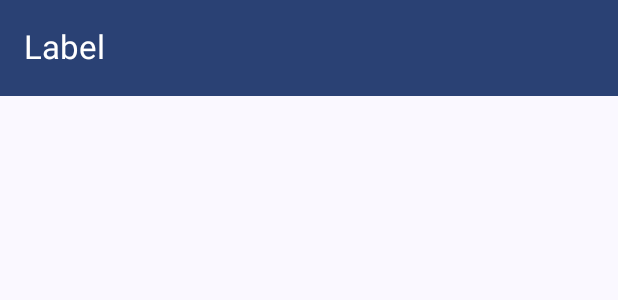
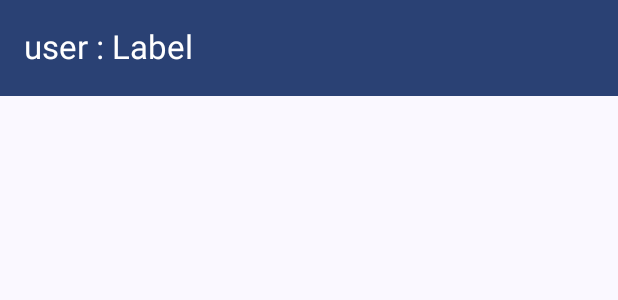
Before and after one commit to TigcalSamples/githubr, an Android app built with Jetpack Compose: the @Preview function FollowScreenPreview, on a phone screen of 412 x 824 dp. Shown: the top 300 px of the screen. Run offline under Robolectric (Android 15) with nearby library versions, the phone set to English and light mode, and no system bars; pictures from the network do not load.

Commit message:
Enhancing layout and title

```diff
--- a/app/src/main/java/com/tigcal/samples/githubr/FollowActivity.kt
+++ b/app/src/main/java/com/tigcal/samples/githubr/FollowActivity.kt
@@ -66,7 +66,7 @@ fun FollowScreen(
             TopAppBar(
                 title = {
                     Text(
-                        text = label,
+                        text = "$userName : $label",
                         color = MaterialTheme.colorScheme.onPrimary,
                     )
                 },
--- a/app/src/main/java/com/tigcal/samples/githubr/ProfileActivity.kt
+++ b/app/src/main/java/com/tigcal/samples/githubr/ProfileActivity.kt
@@ -43,6 +43,8 @@ class ProfileActivity : AppCompatActivity() {
     override fun onCreate(savedInstanceState: Bundle?) {
         super.onCreate(savedInstanceState)
         setContentView(R.layout.activity_profile)
+
+        title = ""
 
         repository = (application as GitHubrApp).gitHubRepository
         viewModel = ViewModelProvider(this, object : ViewModelProvider.Factory {
--- a/app/src/main/java/com/tigcal/samples/githubr/ui/FollowList.kt
+++ b/app/src/main/java/com/tigcal/samples/githubr/ui/FollowList.kt
@@ -53,7 +53,8 @@ fun FollowList(
         LazyColumn {
             items(users) { user ->
                 Row(
-                    modifier = Modifier.padding(8.dp)
+                    modifier = Modifier.fillMaxWidth()
+                        .padding(8.dp)
                         .clickable { clickAction(user) }
                 ) {
                     AsyncImage(
```
